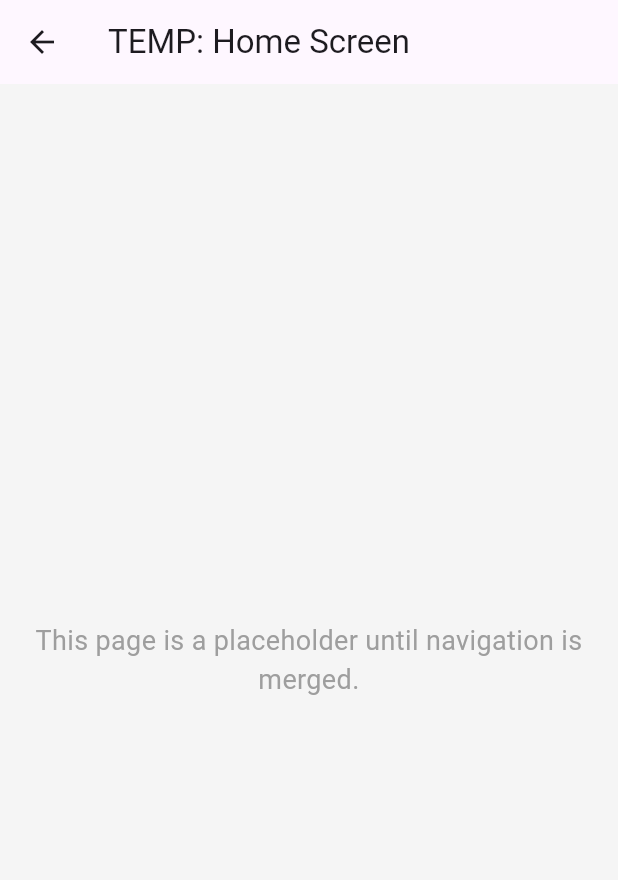
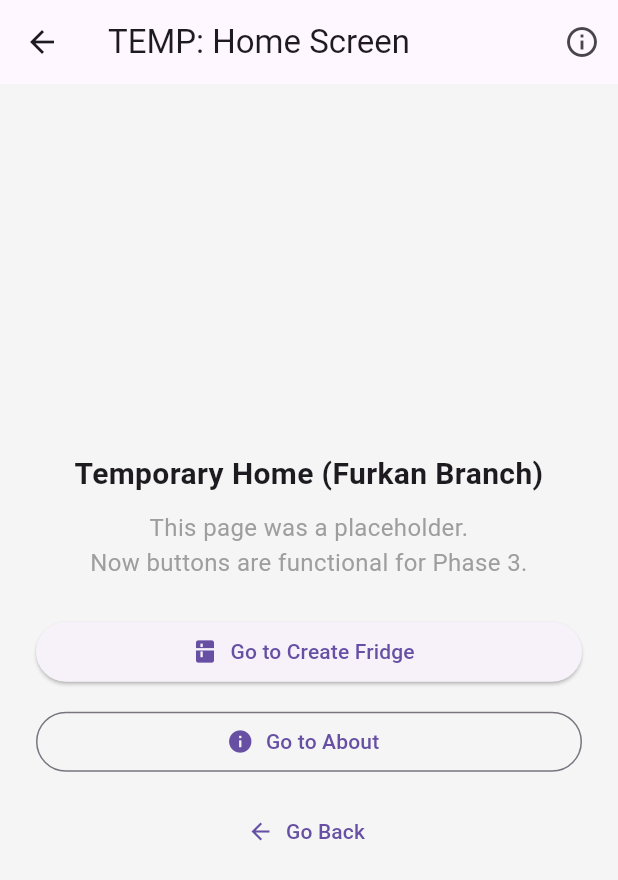
Before and after one commit to idilbyr/cs310-project, a Flutter app: the DummyHomeScreen screen opened by its route, on a phone screen of 412 x 824 dp. Shown: the top 880 px of the screen. Run offline on Flutter 3.47's test engine with Material 3 defaults, Android fonts, the phone set to English and light mode, and no system bars.

Commit message:
Update temp_pages.dart

```diff
--- a/lib/screens/temp_pages.dart
+++ b/lib/screens/temp_pages.dart
@@ -1,4 +1,7 @@
 import 'package:flutter/material.dart';
+
+import 'about_screen.dart';
+import 'create_fridge_screen.dart';
 
 class DummyHomeScreen extends StatelessWidget {
   static const String routeName = '/home';
@@ -8,12 +11,87 @@ class DummyHomeScreen extends StatelessWidget {
   @override
   Widget build(BuildContext context) {
     return Scaffold(
-      appBar: AppBar(title: const Text('TEMP: Home Screen')),
-      body: const Center(
-        child: Text(
-          'This page is a placeholder until navigation is merged.',
-          textAlign: TextAlign.center,
-          style: TextStyle(fontSize: 18, color: Colors.grey),
+      appBar: AppBar(
+        title: const Text('TEMP: Home Screen'),
+        actions: [
+          IconButton(
+            tooltip: 'About',
+            icon: const Icon(Icons.info_outline),
+            onPressed: () {
+              Navigator.pushNamed(context, AboutScreen.routeName);
+            },
+          ),
+        ],
+      ),
+      body: Center(
+        child: Padding(
+          padding: const EdgeInsets.all(24.0),
+          child: Column(
+            mainAxisAlignment: MainAxisAlignment.center,
+            children: [
+              const Text(
+                'Temporary Home (Furkan Branch)',
+                textAlign: TextAlign.center,
+                style: TextStyle(fontSize: 20, fontWeight: FontWeight.bold),
+              ),
+              const SizedBox(height: 10),
+              const Text(
+                'This page was a placeholder.\nNow buttons are functional for Phase 3.',
+                textAlign: TextAlign.center,
+                style: TextStyle(fontSize: 16, color: Colors.grey),
+              ),
+              const SizedBox(height: 24),
+
+              // ✅ Works: goes to Create Fridge screen
+              SizedBox(
+                width: double.infinity,
+                child: ElevatedButton.icon(
+                  icon: const Icon(Icons.kitchen),
+                  label: const Text('Go to Create Fridge'),
+                  onPressed: () {
+                    Navigator.pushNamed(context, CreateFridgeScreen.routeName);
+                  },
+                ),
+              ),
+
+              const SizedBox(height: 12),
+
+              // ✅ Works: goes to About screen
+              SizedBox(
+                width: double.infinity,
+                child: OutlinedButton.icon(
+                  icon: const Icon(Icons.info),
+                  label: const Text('Go to About'),
+                  onPressed: () {
+                    Navigator.pushNamed(context, AboutScreen.routeName);
+                  },
+                ),
+              ),
+
+              const SizedBox(height: 12),
+
+              // ✅ Works: goes back if possible
+              SizedBox(
+                width: double.infinity,
+                child: TextButton.icon(
+                  icon: const Icon(Icons.arrow_back),
+                  label: const Text('Go Back'),
+                  onPressed: () {
+                    if (Navigator.canPop(context)) {
+                      Navigator.pop(context);
+                    } else {
+                      // if it can't pop, just show a small message (still "working", not empty)
+                      ScaffoldMessenger.of(context).showSnackBar(
+                        const SnackBar(
+                          content: Text('No previous screen to go back to.'),
+                        ),
+                      );
+                    }
+                  },
+                ),
+              ),
+            ],
+          ),
         ),
       ),
     );
```
